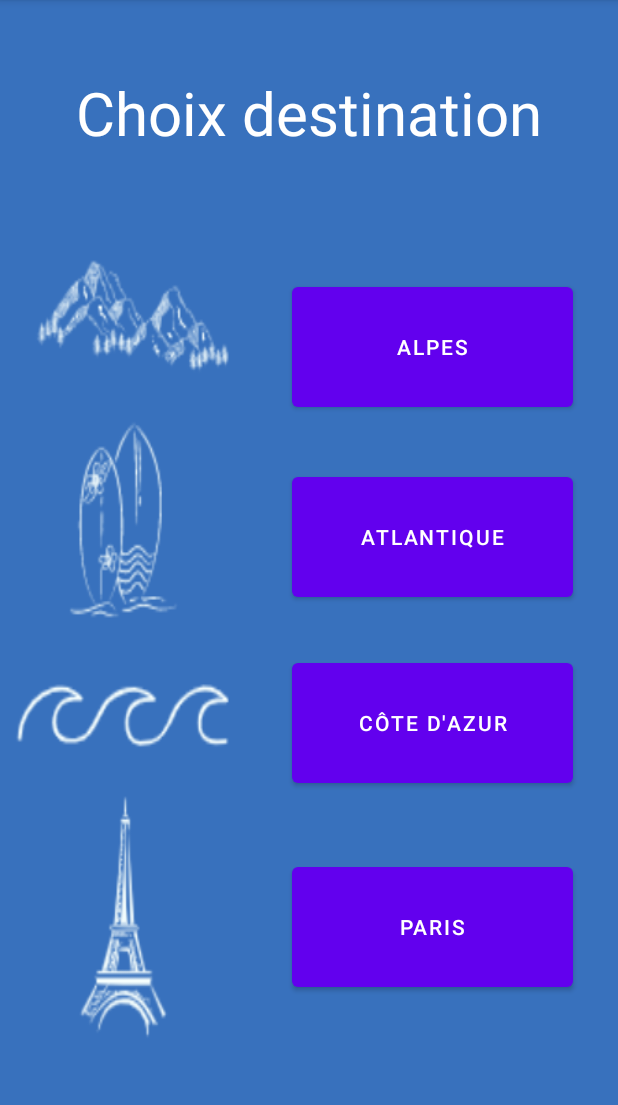
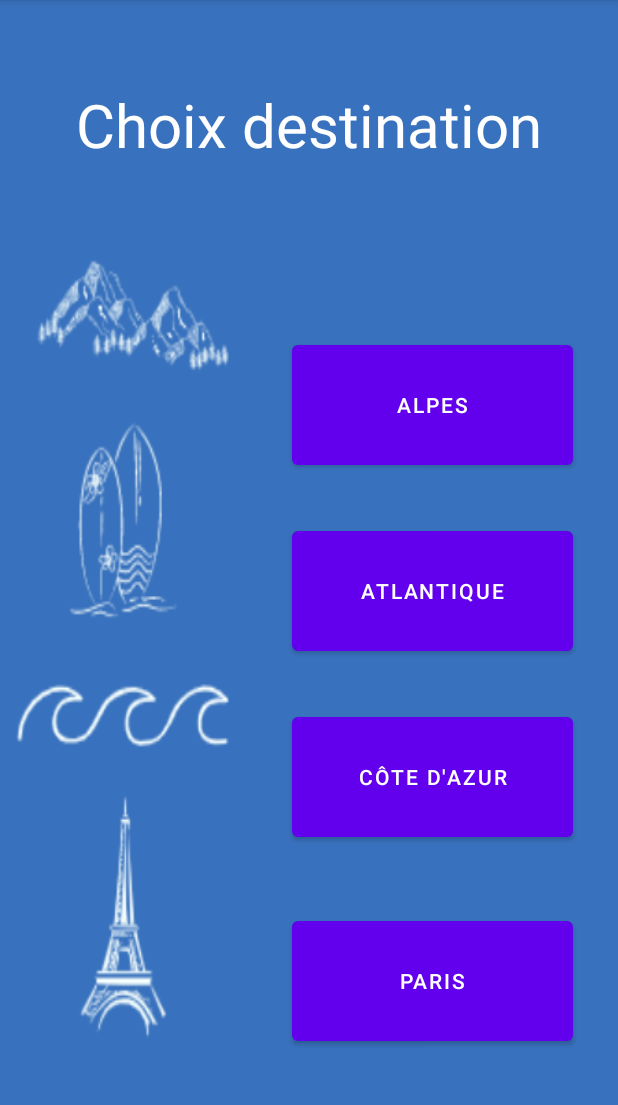
Before and after one commit to jad2n1/dream_and_go, an Android app: the choix_destination screen opened directly, with no data from a screen before it, on a phone screen of 412 x 824 dp, the part 84-1189 px from its top. Run offline under Robolectric (Android 15) with nearby library versions, the phone set to English and light mode, and no system bars.

Commit message:
mise en page page choix destination

```diff
--- a/app/src/main/res/layout/choix_destination.xml
+++ b/app/src/main/res/layout/choix_destination.xml
@@ -20,7 +20,7 @@
         app:layout_constraintHorizontal_bias="0.866"
         app:layout_constraintStart_toStartOf="parent"
         app:layout_constraintTop_toTopOf="parent"
-        app:layout_constraintVertical_bias="0.96" />
+        app:layout_constraintVertical_bias="1.0" />
 
     <Button
         android:id="@+id/btn_Atlantique"
@@ -37,7 +37,7 @@
         android:id="@+id/btn_paris"
         android:layout_width="187dp"
         android:layout_height="92dp"
-        android:layout_marginBottom="104dp"
+        android:layout_marginBottom="68dp"
         android:text="@string/paris"
         app:layout_constraintBottom_toBottomOf="parent"
         app:layout_constraintEnd_toEndOf="parent"
@@ -59,7 +59,7 @@
         android:id="@+id/texte_chxdest"
         android:layout_width="wrap_content"
         android:layout_height="wrap_content"
-        android:layout_marginTop="48dp"
+        android:layout_marginTop="56dp"
         android:text="Choix destination"
         android:textColor="#FFFFFF"
         android:textSize="40sp"
```
